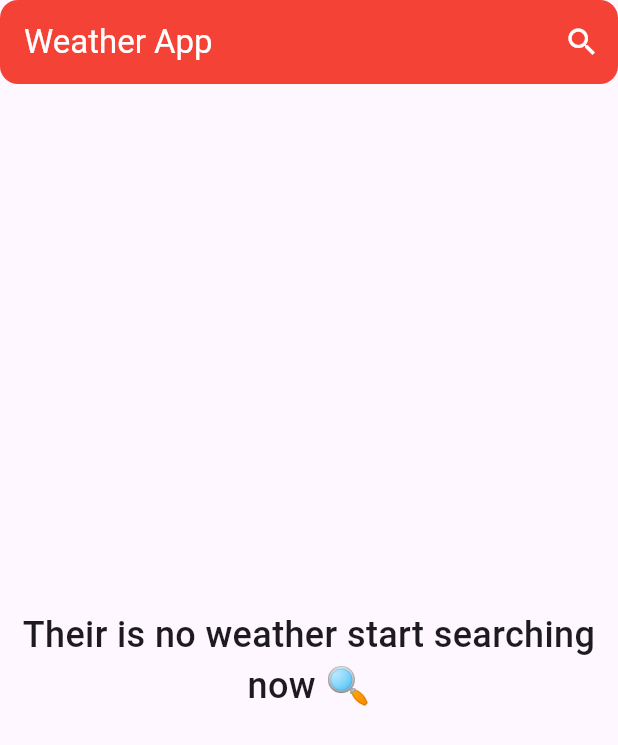
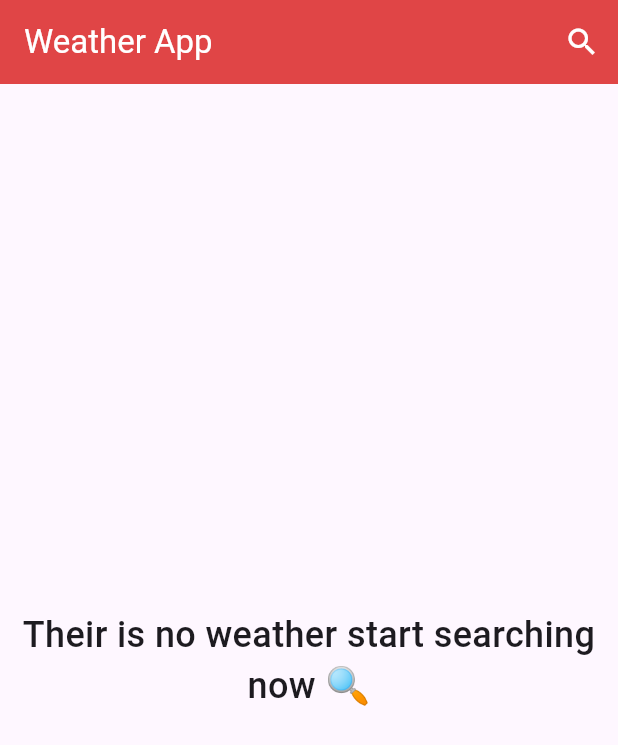
Before and after one commit to mohebboules/weather_app, a Flutter app: the screen it shows after launch, on a phone screen of 412 x 824 dp. Shown: the top 745 px of the screen. Run offline on Flutter 3.47's test engine with Material 3 defaults, Android fonts, the phone set to English and light mode, and no system bars; our stand-ins replace dio, flutter_bloc.

```diff
--- a/lib/views/home_view.dart
+++ b/lib/views/home_view.dart
@@ -14,7 +14,7 @@ class HomeView extends StatelessWidget {
     return Scaffold(
       appBar: AppBar(
         foregroundColor: Colors.white,
-        shape: RoundedRectangleBorder(borderRadius: BorderRadius.circular(12)),
+        elevation: 50,
         title: const Text(
           "Weather App",
         ),
```
Also changed, not shown: lib/widgets/weather_info_body.dart (+13 -1 lines).
